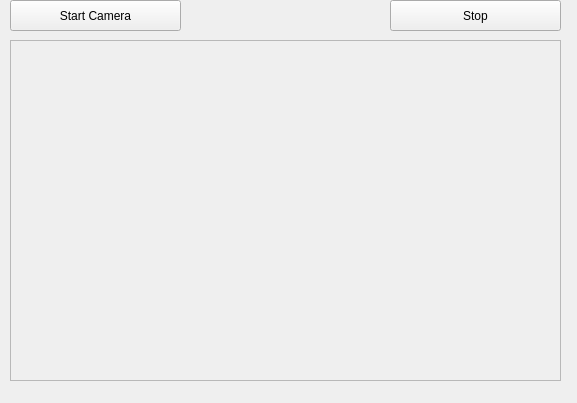
The window that Monster_Truck_UI/src/Camera_Window/Cameradialog.ui (alexspirou/ROS_Ackerman_Monster_Truck_) describes before a commit, drawn with Qt 5.
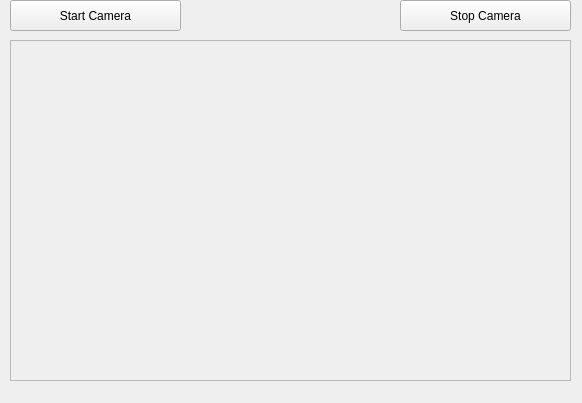
The same window after the commit.

Commit message: Change camera's dialog text

Patch:
```diff
--- a/Monster_Truck_UI/src/Camera_Window/Cameradialog.ui
+++ b/Monster_Truck_UI/src/Camera_Window/Cameradialog.ui
@@ -6,7 +6,7 @@
    <rect>
     <x>0</x>
     <y>0</y>
-    <width>577</width>
+    <width>582</width>
     <height>403</height>
    </rect>
   </property>
@@ -31,7 +31,7 @@
     <rect>
      <x>10</x>
      <y>40</y>
-     <width>551</width>
+     <width>561</width>
      <height>341</height>
     </rect>
    </property>
@@ -45,14 +45,14 @@
   <widget class="QPushButton" name="m_CameraStopButton">
    <property name="geometry">
     <rect>
-     <x>390</x>
+     <x>400</x>
      <y>0</y>
      <width>171</width>
      <height>31</height>
     </rect>
    </property>
    <property name="text">
-    <string>Stop</string>
+    <string>Stop Camera</string>
    </property>
   </widget>
  </widget>
```
